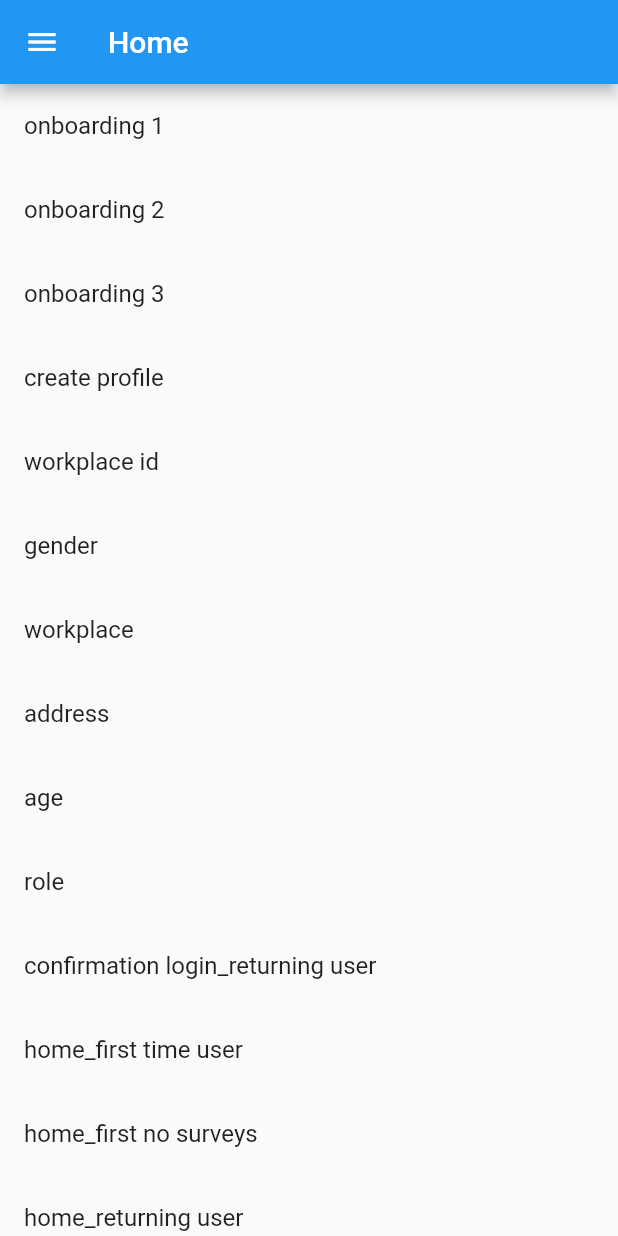
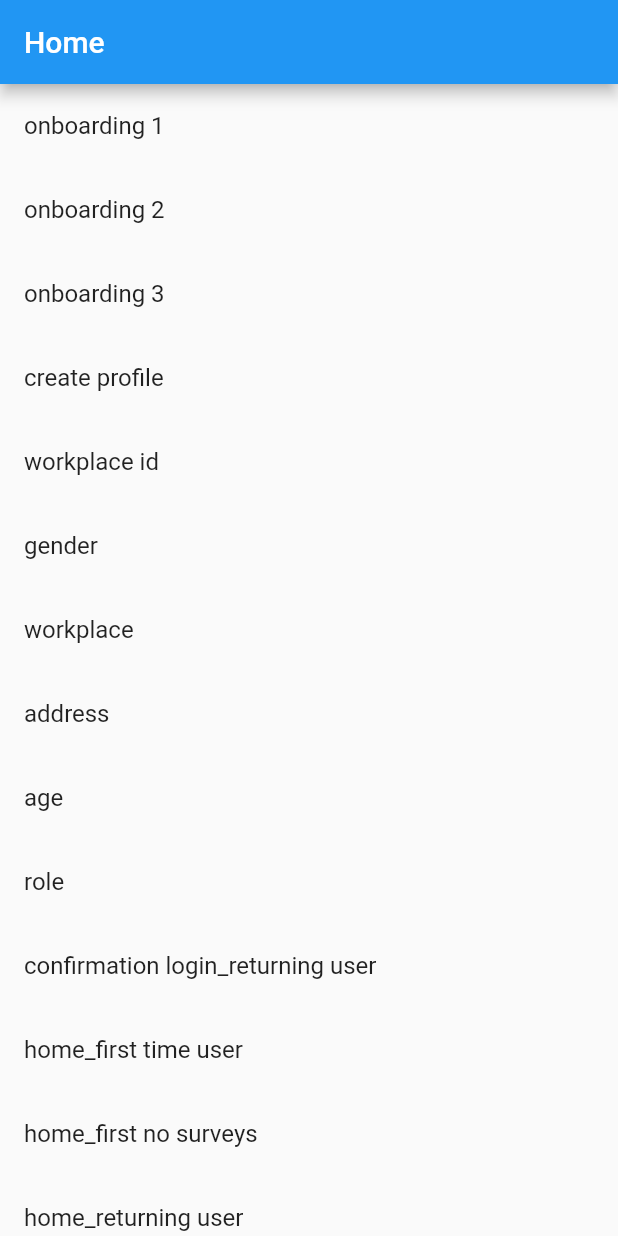
Before and after one commit to slavefreetrade/libertas_people, a Flutter app: the screen it shows after launch, on a phone screen of 412 x 824 dp. Run offline on Flutter 3.47's test engine with Material 2 defaults, Android fonts, the phone set to English and light mode, and no system bars.

Commit message:
reorganized file structure for UI development

```diff
--- a/lib/main.dart
+++ b/lib/main.dart
@@ -1,6 +1,6 @@
 import 'package:flutter/material.dart';
 
-import 'home/home_page.dart';
+import 'pages/home_page.dart';
 
 void main() {
   runApp(MyApp());
--- a/lib/home/home_page.dart
+++ b/lib/pages/home_page.dart
@@ -1,5 +1,4 @@
 import 'package:flutter/material.dart';
-import 'package:libertaspeople/global_widgets/our_drawer.dart';
 
 class HomePage extends StatefulWidget {
   @override
@@ -10,7 +9,6 @@ class _HomePageState extends State<HomePage> {
   @override
   Widget build(BuildContext context) {
     return Scaffold(
-        drawer: OurDrawer(),
         appBar: AppBar(
           title: Text("Home"),
         ),
--- a/lib/todo_practice_work/features/peters_todo_list/peters_page.dart
+++ b/lib/todo_practice_work/features/peters_todo_list/peters_page.dart
@@ -1,8 +1,8 @@
 import 'package:flutter/material.dart';
 
-import 'package:libertaspeople/global_widgets/our_drawer.dart';
 import 'package:libertaspeople/todo_practice_work/data/todo_repository.dart';
 import 'package:libertaspeople/todo_practice_work/features/peters_todo_list/todo_list.dart';
+import 'package:libertaspeople/todo_practice_work/global_widgets/our_drawer.dart';
 
 import 'package:libertaspeople/todo_practice_work/models/custom_exceptions.dart';
 import 'package:libertaspeople/todo_practice_work/models/todo_item_model.dart';
--- a/lib/todo_practice_work/features/vipuls_todo_list/vipuls_page.dart
+++ b/lib/todo_practice_work/features/vipuls_todo_list/vipuls_page.dart
@@ -1,7 +1,7 @@
 import 'package:flutter/material.dart';
-import 'package:libertaspeople/global_widgets/our_drawer.dart';
 import 'package:libertaspeople/todo_practice_work/data/todo_repository.dart';
 import 'package:libertaspeople/todo_practice_work/features/vipuls_todo_list/edit_and_add_item_page.dart';
+import 'package:libertaspeople/todo_practice_work/global_widgets/our_drawer.dart';
 
 import '../../models/todo_item_model.dart';
 import 'card_item.dart';
--- a/lib/global_widgets/our_drawer.dart
+++ b/lib/todo_practice_work/global_widgets/our_drawer.dart
@@ -1,5 +1,5 @@
 import 'package:flutter/material.dart';
-import 'package:libertaspeople/home/home_page.dart';
+import 'package:libertaspeople/pages/home_page.dart';
 import 'package:libertaspeople/todo_practice_work/data/todo_repository.dart';
 import 'package:libertaspeople/todo_practice_work/features/peters_todo_list/peters_page.dart';
 import 'package:libertaspeople/todo_practice_work/features/vipuls_todo_list/vipuls_page.dart';
--- a/lib/todo_practice_work/ui/pages/ayushs_page.dart
+++ b/lib/todo_practice_work/ui/pages/ayushs_page.dart
@@ -1,5 +1,5 @@
 import 'package:flutter/material.dart';
-import 'package:libertaspeople/global_widgets/our_drawer.dart';
+import 'package:libertaspeople/todo_practice_work/global_widgets/our_drawer.dart';
 
 class AyushsPage extends StatelessWidget {
   @override
--- a/lib/todo_practice_work/ui/pages/emmanuels_page.dart
+++ b/lib/todo_practice_work/ui/pages/emmanuels_page.dart
@@ -1,5 +1,5 @@
 import 'package:flutter/material.dart';
-import 'package:libertaspeople/global_widgets/our_drawer.dart';
+import 'package:libertaspeople/todo_practice_work/global_widgets/our_drawer.dart';
 
 class EmmanuelsPage extends StatelessWidget {
   @override
--- a/lib/todo_practice_work/ui/pages/michaels_page.dart
+++ b/lib/todo_practice_work/ui/pages/michaels_page.dart
@@ -1,9 +1,9 @@
 import 'package:flutter/material.dart';
-import 'package:libertaspeople/global_widgets/our_drawer.dart';
 import 'package:libertaspeople/todo_practice_work/data/todo_repository.dart';
 import 'package:libertaspeople/todo_practice_work/features/michaels_todo_list/error_dialog.dart';
 import 'package:libertaspeople/todo_practice_work/features/michaels_todo_list/todo_empty_list.dart';
 import 'package:libertaspeople/todo_practice_work/features/michaels_todo_list/todo_list.dart';
+import 'package:libertaspeople/todo_practice_work/global_widgets/our_drawer.dart';
 import 'package:libertaspeople/todo_practice_work/models/custom_exceptions.dart';
 import 'package:libertaspeople/todo_practice_work/models/todo_item_model.dart';
 
--- a/lib/todo_practice_work/ui/pages/souviks_page.dart
+++ b/lib/todo_practice_work/ui/pages/souviks_page.dart
@@ -1,5 +1,5 @@
 import 'package:flutter/material.dart';
-import 'package:libertaspeople/global_widgets/our_drawer.dart';
+import 'package:libertaspeople/todo_practice_work/global_widgets/our_drawer.dart';
 
 class SouviksPage extends StatelessWidget {
   @override
```
